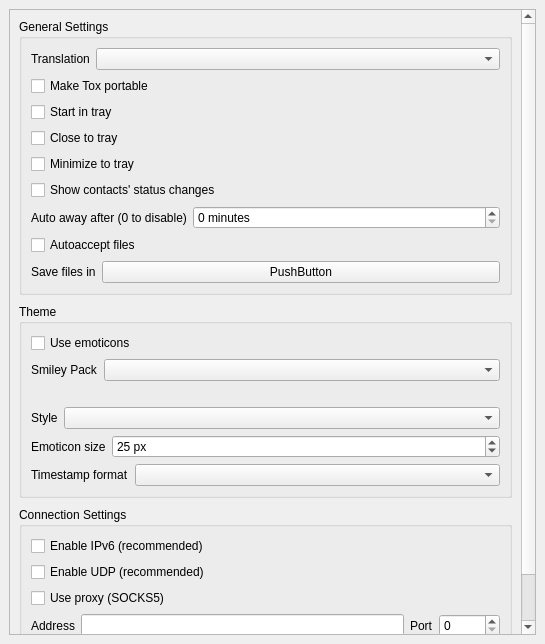
The window that src/widget/form/settings/generalsettings.ui (Zer0C00I/qTox) describes before a commit, drawn with Qt 5.
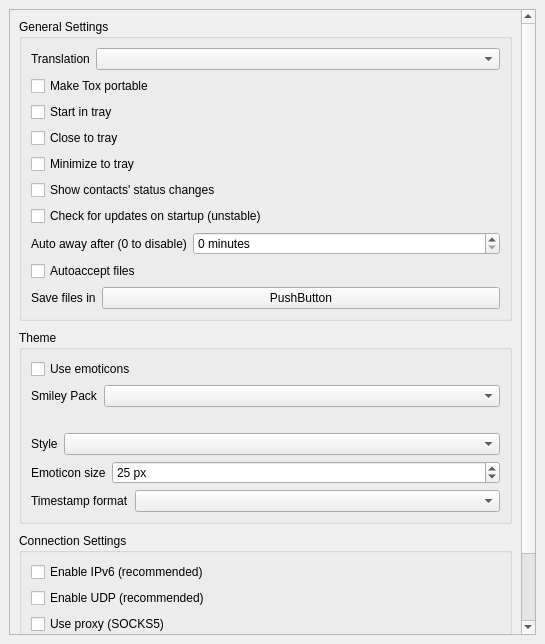
The same window after the commit.

Diff of the .ui file:
```diff
--- a/src/widget/form/settings/generalsettings.ui
+++ b/src/widget/form/settings/generalsettings.ui
@@ -40,7 +40,7 @@
         <x>0</x>
         <y>0</y>
         <width>511</width>
-        <height>739</height>
+        <height>720</height>
        </rect>
       </property>
       <layout class="QVBoxLayout" name="verticalLayout_4" stretch="0,0,1">
@@ -121,6 +121,13 @@
             </property>
            </widget>
           </item>
+          <item>
+           <widget class="QCheckBox" name="checkUpdates">
+            <property name="text">
+             <string>Check for updates on startup (unstable)</string>
+            </property>
+           </widget>
+          </item>
           <item>
            <layout class="QHBoxLayout" name="horizontalLayout_2">
             <item alignment="Qt::AlignLeft">
```
